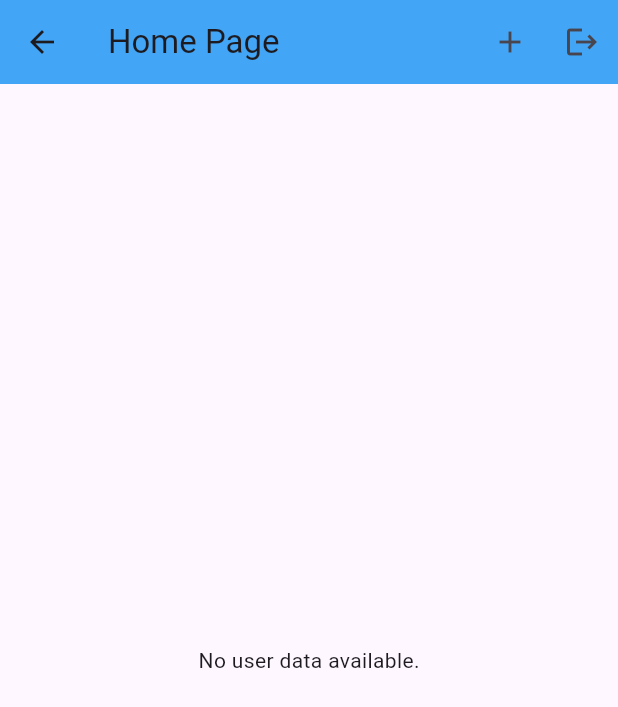
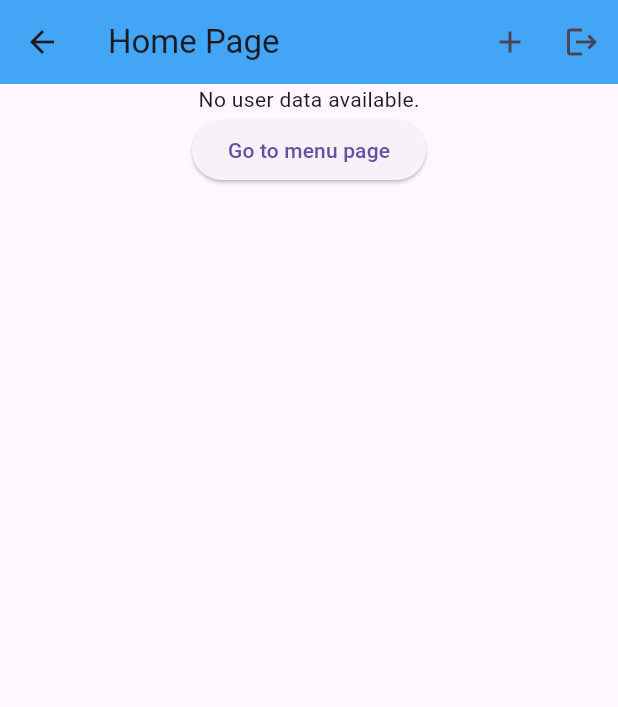
Before and after one commit to maulzzzaqi/flutter_pos, a Flutter app: the HomePage screen opened by its route, on a phone screen of 412 x 824 dp. Shown: the top 707 px of the screen. Run offline on Flutter 3.47's test engine with Material 3 defaults, Android fonts, the phone set to English and light mode, and no system bars; our stand-ins replace bloc, cloud_firestore, equatable, firebase_auth, firebase_core, flutter_bloc; accounts and stored records are empty.

Commit message:
fetch data from firestore

```diff
--- a/lib/home_page.dart
+++ b/lib/home_page.dart
@@ -3,11 +3,22 @@ import 'package:flutter_bloc/flutter_bloc.dart';
 import 'package:flutter_pos/authentication/auth_bloc/auth_bloc.dart';
 import 'package:flutter_pos/authentication/login_page.dart';
 import 'package:flutter_pos/menu/add_menu_page.dart';
+import 'package:flutter_pos/menu/menu_bloc/menu_bloc.dart';
 
-class HomePage extends StatelessWidget {
+class HomePage extends StatefulWidget {
   static const String route = '/home';
   const HomePage({super.key});
 
+  @override
+  State<HomePage> createState() => _HomePageState();
+}
+
+class _HomePageState extends State<HomePage> {
+  @override
+  void initState() {
+    context.read<MenuBloc>().add(const LoadMenuEvent());
+    super.initState();
+  }
   @override
   Widget build(BuildContext context) {
     return Scaffold(
@@ -30,7 +41,9 @@ class HomePage extends StatelessWidget {
           )
         ],
       ),
-      body: BlocBuilder<AuthBloc, AuthState>(
+      body: Column(
+        children: [
+          BlocBuilder<AuthBloc, AuthState>(
             builder: (context, state) {
               if (state.isLoading) {
                 return const Center(child: CircularProgressIndicator());
@@ -41,7 +54,8 @@ class HomePage extends StatelessWidget {
                     children: [
                       const Text(
                         'Currently logged in user:',
-                    style: TextStyle(fontWeight: FontWeight.bold, fontSize: 24),
+                        style: TextStyle(
+                            fontWeight: FontWeight.bold, fontSize: 24),
                       ),
                       Text('Email: ${state.userData?.email}'),
                       Text('UID: ${state.userData?.uid}'),
@@ -56,6 +70,14 @@ class HomePage extends StatelessWidget {
               }
             },
           ),
+          ElevatedButton(
+            onPressed: () {
+              Navigator.of(context).pushNamed('/menu');
+            },
+            child: const Text('Go to menu page'),
+          )
+        ],
+      ),
     );
   }
 }
--- a/lib/main.dart
+++ b/lib/main.dart
@@ -6,6 +6,8 @@ import 'package:flutter_pos/authentication/login_page.dart';
 import 'package:flutter_pos/authentication/register_page.dart';
 import 'package:flutter_pos/firebase_options.dart';
 import 'package:flutter_pos/home_page.dart';
+import 'package:flutter_pos/menu/menu_bloc/menu_bloc.dart';
+import 'package:flutter_pos/menu_page.dart';
 
 void main() async {
   runApp(const MyApp());
@@ -22,6 +24,9 @@ class MyApp extends StatelessWidget {
         BlocProvider(
           create: (context) => AuthBloc(),
         ),
+        BlocProvider(
+          create: (context) => MenuBloc(),
+        )
       ],
       child: MaterialApp(
         initialRoute: RegisterPage.route,
@@ -29,6 +34,7 @@ class MyApp extends StatelessWidget {
           LoginPage.route: (context) => LoginPage(),
           RegisterPage.route: (context) => RegisterPage(),
           HomePage.route: (context) => HomePage(),
+          MenuPage.route: (context) => MenuPage(),
         },
       ),
     );
--- a/lib/menu/menu_bloc/menu_bloc.dart
+++ b/lib/menu/menu_bloc/menu_bloc.dart
@@ -1,6 +1,7 @@
 import 'package:bloc/bloc.dart';
 import 'package:cloud_firestore/cloud_firestore.dart';
 import 'package:equatable/equatable.dart';
+import 'package:flutter_pos/menu/model/menu.dart';
 
 part 'menu_event.dart';
 part 'menu_state.dart';
@@ -8,6 +9,7 @@ part 'menu_state.dart';
 class MenuBloc extends Bloc<MenuEvent, MenuState> {
   MenuBloc() : super(const MenuState()) {
     on<MenuEvent>((event, emit) {
+      // Add Menu to firestore
       on<AddMenuEvent>((event, emit) async {
         emit(const MenuLoading());
         try {
@@ -22,6 +24,19 @@ class MenuBloc extends Bloc<MenuEvent, MenuState> {
           emit(MenuError(e.toString()));
         }
       });
+      // Read Menu from firestore
+      on<LoadMenuEvent>((event, emit) async {
+        emit(const MenuLoading());
+        try {
+          QuerySnapshot snapshot = await FirebaseFirestore.instance.collection('menu').get();
+          final menu = snapshot.docs.map((e) {
+            return Menu.fromSnapshot(e);
+          }).toList();
+          emit(MenuLoaded(menu));
+        } catch (e) {
+          emit(MenuError(e.toString()));
+        }
+      });
     });
   }
 }
--- a/lib/menu/menu_bloc/menu_event.dart
+++ b/lib/menu/menu_bloc/menu_event.dart
@@ -18,3 +18,10 @@ class AddMenuEvent extends MenuEvent {
   @override
   List<Object> get props => [name, price, description, category];
 }
+
+class LoadMenuEvent extends MenuEvent {
+  const LoadMenuEvent();
+
+  @override
+  List<Object> get props => [];
+}
--- a/lib/menu/menu_bloc/menu_state.dart
+++ b/lib/menu/menu_bloc/menu_state.dart
@@ -29,3 +29,12 @@ class MenuError extends MenuState {
   @override
   List<Object> get props => [error];
 }
+
+class MenuLoaded extends MenuState {
+  final List<Menu> menu;
+
+  const MenuLoaded(this.menu);
+
+  @override
+  List<Object> get props => [menu];
+}
--- /dev/null
+++ b/lib/menu/model/menu.dart
@@ -0,0 +1,24 @@
+import 'package:cloud_firestore/cloud_firestore.dart';
+
+class Menu {
+  final String name;
+  final double price;
+  final String description;
+  final String category;
+
+  const Menu({
+    required this.name,
+    required this.price,
+    required this.description,
+    required this.category,
+  });
+
+  factory Menu.fromSnapshot(DocumentSnapshot doc) {
+    return Menu(
+      name: doc['name'],
+      price: doc['price'],
+      description: doc['description'],
+      category: doc['category']
+    );
+  }
+}
```
Also changed, not shown: lib/menu_page.dart (added, +109 -0 lines). Lines whose indentation alone changed are shown as unchanged.
